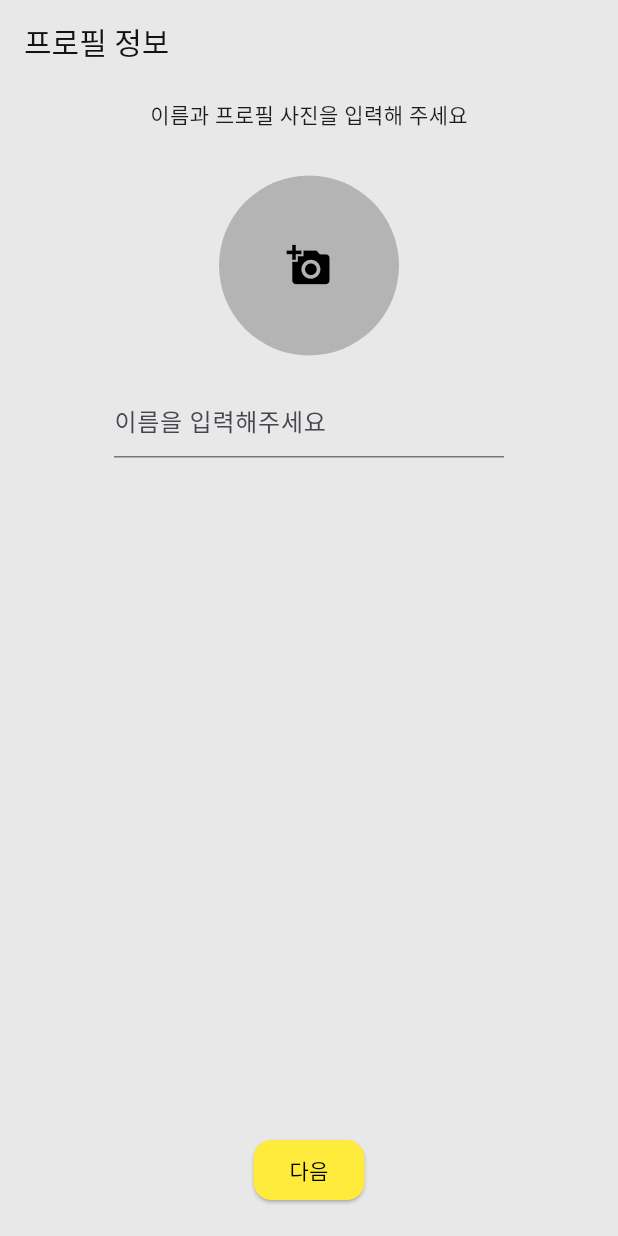
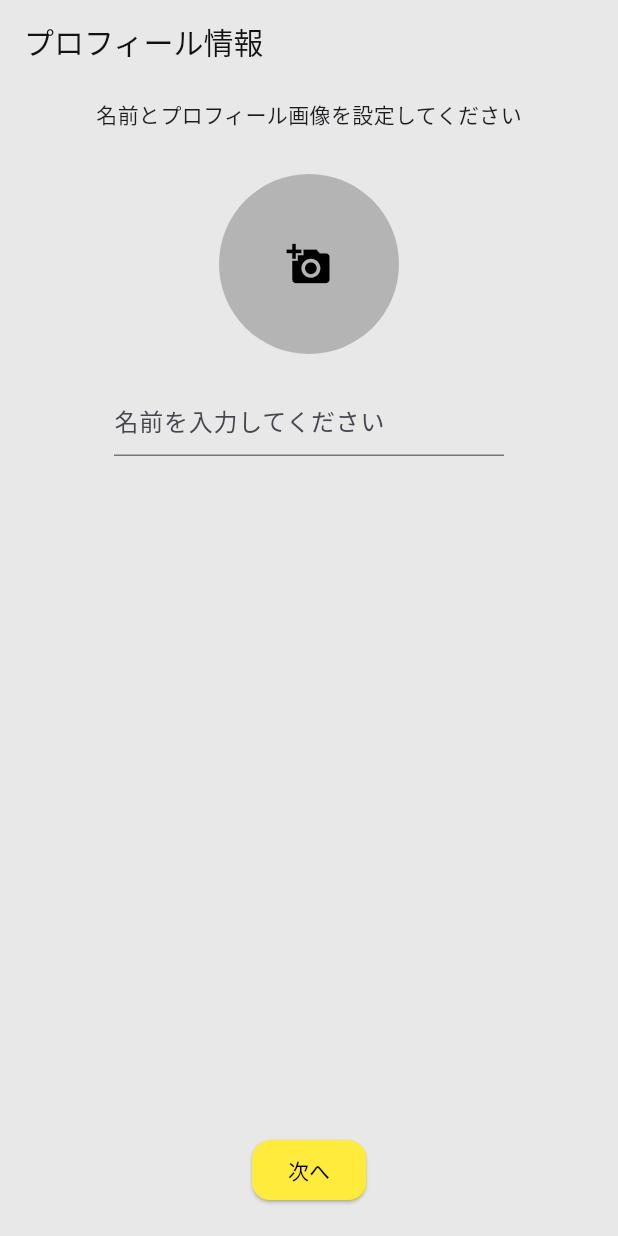
Before and after one commit to cling13/ktalk, a Flutter app: the screen it shows once a user with an empty profile is signed in, on a phone screen of 412 x 824 dp. Run offline on Flutter 3.47's test engine with Material 3 defaults, Android fonts, the phone set to English and light mode, and no system bars; drawn by our look-alikes of loader_overlay; our stand-ins replace cloud_firestore, country_picker, firebase_auth, firebase_core, firebase_storage, flutter_otp_text_field and 3 more; accounts and stored records are empty; generated files the repository leaves out were written again.

```diff
--- a/lib/auth/screens/opt_screen.dart
+++ b/lib/auth/screens/opt_screen.dart
@@ -4,6 +4,7 @@ import 'package:flutter_riverpod/flutter_riverpod.dart';
 import 'package:ktalk/auth/providers/auth_providers.dart';
 
 import '../../common/utils/global_navigator.dart';
+import '../../common/utils/locale/generated/l10n.dart';
 import '../../common/utils/logger.dart';
 
 class OTPScreen extends ConsumerWidget {
@@ -17,12 +18,12 @@ class OTPScreen extends ConsumerWidget {
       onTap: () => FocusScope.of(context).unfocus(),
       child: Scaffold(
         appBar: AppBar(
-          title: const Text('전화번호 인증 중'),
+          title: Text(S.current.optScreenText1),
         ),
         body: Center(
             child: Column(
           children: [
-            const Text('인증 번호를 전송했습니다.'),
+            Text(S.current.optScreenText2),
             Container(
               width: 240,
               decoration: const BoxDecoration(
--- a/lib/auth/screens/phone_number_input_screen.dart
+++ b/lib/auth/screens/phone_number_input_screen.dart
@@ -7,6 +7,7 @@ import 'package:flutter_riverpod/flutter_riverpod.dart';
 import 'package:ktalk/auth/providers/auth_providers.dart';
 import 'package:ktalk/auth/screens/opt_screen.dart';
 import 'package:ktalk/common/utils/global_navigator.dart';
+import 'package:ktalk/common/utils/locale/generated/l10n.dart';
 import 'package:ktalk/common/widgets/custom_buttom_widget.dart';
 
 import '../../common/utils/logger.dart';
@@ -62,13 +63,13 @@ class _PhoneNumberInputScreenState
       onTap: () => FocusScope.of(context).unfocus(),
       child: Scaffold(
           appBar: AppBar(
-            title: const Text("전화번호를 입력해주세요"),
+            title: Text(S.current.loginScreenText1),
           ),
           body: Center(
             child: Column(
               children: [
-                const Text(
-                  "K톡에서 당신의 계정을 인증합니다.",
+                Text(
+                  S.current.loginScreenText2,
                   style: TextStyle(color: Colors.grey),
                 ),
                 const SizedBox(height: 10),
@@ -128,7 +129,7 @@ class _PhoneNumberInputScreenState
                             ],
                             validator: (value) {
                               if (value == null || value.trim().isEmpty) {
-                                return '전화번호를 입력해주세요';
+                                return S.current.loginScreenText1;
                               }
                               return null;
                             },
@@ -159,7 +160,7 @@ class _PhoneNumberInputScreenState
                         logger.d(stackTrace);
                       }
                     },
-                    text: '다음',
+                    text: S.current.next,
                   ),
                 ),
               ],
--- a/lib/auth/screens/user_information_screen.dart
+++ b/lib/auth/screens/user_information_screen.dart
@@ -6,6 +6,7 @@ import 'package:ktalk/auth/providers/auth_providers.dart';
 import 'package:ktalk/common/widgets/custom_buttom_widget.dart';
 
 import '../../common/utils/global_navigator.dart';
+import '../../common/utils/locale/generated/l10n.dart';
 import '../../common/utils/logger.dart';
 
 class UserInformationScreen extends ConsumerStatefulWidget {
@@ -90,12 +91,12 @@ class _UserInformationScreenState extends ConsumerState<UserInformationScreen> {
   Widget build(BuildContext context) {
     return Scaffold(
       appBar: AppBar(
-        title: const Text('프로필 정보'),
+        title: Text(S.current.userInformationScreenText1),
       ),
       body: Column(
         children: [
           const SizedBox(height: 10),
-          const Text('이름과 프로필 사진을 입력해 주세요'),
+          Text(S.current.userInformationScreenText2),
           const SizedBox(height: 30),
           _profileWidget(),
           Row(
@@ -108,14 +109,14 @@ class _UserInformationScreenState extends ConsumerState<UserInformationScreen> {
                   key: globalKey,
                   child: TextFormField(
                     controller: namecontroller,
-                    decoration: const InputDecoration(
-                      hintText: '이름을 입력해주세요',
+                    decoration: InputDecoration(
+                      hintText: S.current.userInformationScreenText3,
                     ),
                     validator: (value) {
                       if (value == null || value
                           .trim()
                           .isEmpty) {
-                        return '이름을 입력해주세요';
+                        return S.current.userInformationScreenText3;
                       }
                       return null;
                     },
@@ -129,7 +130,7 @@ class _UserInformationScreenState extends ConsumerState<UserInformationScreen> {
           Padding(
             padding: const EdgeInsets.all(20),
             child: CustomButtonWidget(
-              text: '다음',
+              text: S.current.next,
               onPressed: () async {
                 FocusScope.of(context).unfocus();
                 final form = globalKey.currentState;
--- /dev/null
+++ b/lib/common/utils/locale/l10n/intl_ja.arb
@@ -0,0 +1,33 @@
+{
+  "@@locale": "ja",
+  "loginScreenText1": "電話番号を入力してください",
+  "loginScreenText2": "Kトークがあなたのアカウントを認証します",
+  "next": "次へ",
+  "optScreenText1": "話番号を認証中",
+  "optScreenText2": "認証番号を送信しました",
+  "userInformationScreenText1": "プロフィール情報",
+  "userInformationScreenText2": "名前とプロフィール画像を設定してください",
+  "userInformationScreenText3": "名前を入力してください",
+  "exit": "退出",
+
+  "mainLayoutScreenText1": "Kトーク",
+  "mainLayoutScreenText2": "Kとも",
+  "mainLayoutScreenText3": "チャット",
+  "mainLayoutScreenText4": "グループ",
+  "mainLayoutScreenText5": "設定",
+  "mainLayoutScreenText6": "ログアウト",
+  "mainLayoutScreenText7": "テーマ",
+  "createGroupScreenText1": "新しいグループ",
+  "createGroupScreenText2": "グループ名",
+  "createGroupScreenText3": "Kともを選択",
+  "groupScreenText1": "人",
+  "receiver": "私",
+  "replyTo": "{userName}に返信",
+  "image": "写真",
+  "video": "動画",
+  "messageInputFieldWidgetText1": "メッセージを入力...",
+  "messageInputFieldWidgetText2": "返信メッセージ...",
+  "videoDownloadWidgetText1": "ファイルを保存しました",
+  "language": "言語",
+  "unknown": "unknown"
+}
--- a/lib/main.dart
+++ b/lib/main.dart
@@ -1,3 +1,4 @@
+import 'package:firebase_auth/firebase_auth.dart';
 import 'package:firebase_core/firebase_core.dart';
 import 'package:flutter/material.dart';
 import 'package:flutter_riverpod/flutter_riverpod.dart';
@@ -5,10 +6,17 @@ import 'package:ktalk/auth/providers/auth_providers.dart';
 import 'package:ktalk/auth/screens/phone_number_input_screen.dart';
 import 'package:ktalk/auth/screens/user_information_screen.dart';
 import 'package:ktalk/common/enum/theme_mode_enum.dart';
+import 'package:ktalk/common/providers/Locale_provider.dart';
 import 'package:ktalk/common/providers/custom_theme_provider.dart';
+import 'package:ktalk/common/providers/loader_provider.dart';
+import 'package:ktalk/common/screens/main_layout_screen.dart';
+import 'package:ktalk/common/utils/global_navigator.dart';
 import 'package:ktalk/firebase_options.dart';
 import 'package:ktalk/router.dart';
+import 'package:loader_overlay/loader_overlay.dart';
+import 'common/utils/locale/generated/l10n.dart';
 import 'common/utils/logger.dart';
+import 'package:flutter_localizations/flutter_localizations.dart';
 
 final navigatorKey = GlobalKey<NavigatorState>();
 
@@ -31,8 +39,27 @@ class MyApp extends ConsumerWidget {
     final themeData = customTheme.themeModeEnum == ThemeModeEnum.dark
         ? ThemeData.dark()
         : ThemeData.light();
+    final locale = ref.watch(localeProvider);
 
-    return MaterialApp(
+    ref.listen(loaderProvider, (previous, next){
+      next ? context.loaderOverlay.show():context.loaderOverlay.hide();
+    });
+
+    return GlobalLoaderOverlay(
+      useDefaultLoading: false,
+      overlayColor: const Color.fromRGBO(0, 0, 0, 0.4),
+      overlayWidgetBuilder: (_) => const Center(
+        child: CircularProgressIndicator(color: Colors.white),
+      ),
+      child: MaterialApp(
+        locale: locale,
+        localizationsDelegates: const [
+          S.delegate,
+          GlobalMaterialLocalizations.delegate,
+          GlobalWidgetsLocalizations.delegate,
+          GlobalCupertinoLocalizations.delegate,
+        ],
+        supportedLocales: S.delegate.supportedLocales,
         navigatorKey: navigatorKey,
         onGenerateRoute: (settings) => genereateRoute(settings),
           theme: themeData.copyWith(
@@ -70,6 +97,7 @@ class MyApp extends ConsumerWidget {
           home: const Scaffold(
             body: Main(),
           ),
+      ),
     );
   }
 }
@@ -84,6 +112,8 @@ class Main extends ConsumerWidget{
     return Scaffold(
       body: auth.when(
         data: (user){
+          context.loaderOverlay.hide();
+
           if(user == null){
             return const PhoneNumberInputScreen();
           }
@@ -92,17 +122,18 @@ class Main extends ConsumerWidget{
             return const UserInformationScreen();
           }
 
-          return const Center(
-            child: Text('메인화면'),
-          );
+          return const MainLayoutScreen();
         },
         error: (error, stackTrace){
+          context.loaderOverlay.hide();
+          GlobalNavigator.showAlertDialog(text: error.toString());
           logger.d(error);
           logger.d(stackTrace);
           return null;
         },
         loading: () {
-          return const CircularProgressIndicator();
+          context.loaderOverlay.show();
+          return null;
         },
       ),
     );throw UnimplementedError();
```
Also changed, not shown: lib/auth/providers/auth_providers.dart (+12 -0 lines), lib/auth/repositories/auth_repository.dart (+10 -5 lines), lib/common/providers/Locale_provider.dart (added, +22 -0 lines), lib/common/providers/custom_theme_provider.dart (+18 -0 lines), lib/common/providers/custom_theme_state.dart (+10 -0 lines), lib/common/providers/loader_provider.dart (added, +20 -0 lines), lib/common/screens/main_layout_screen.dart (added, +141 -0 lines), lib/common/utils/locale/l10n/intl_ko.arb (added, +37 -0 lines), pubspec.yaml (+7 -0 lines), pubspec.lock, 1 other file. Lines whose indentation alone changed are shown as unchanged.
